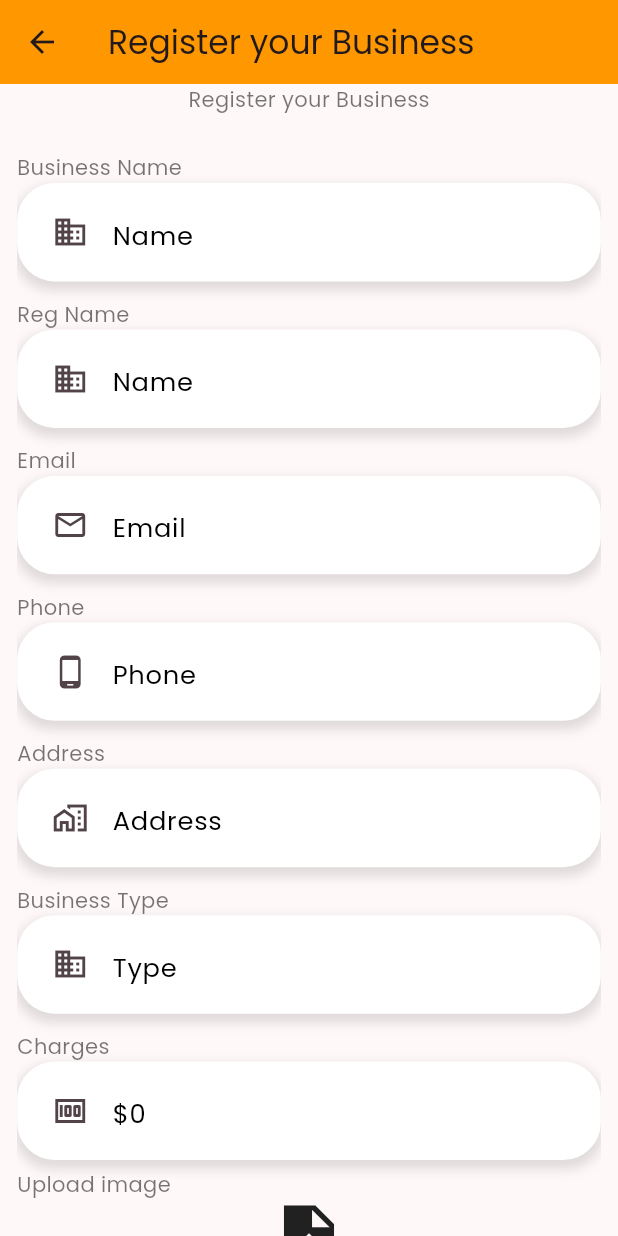
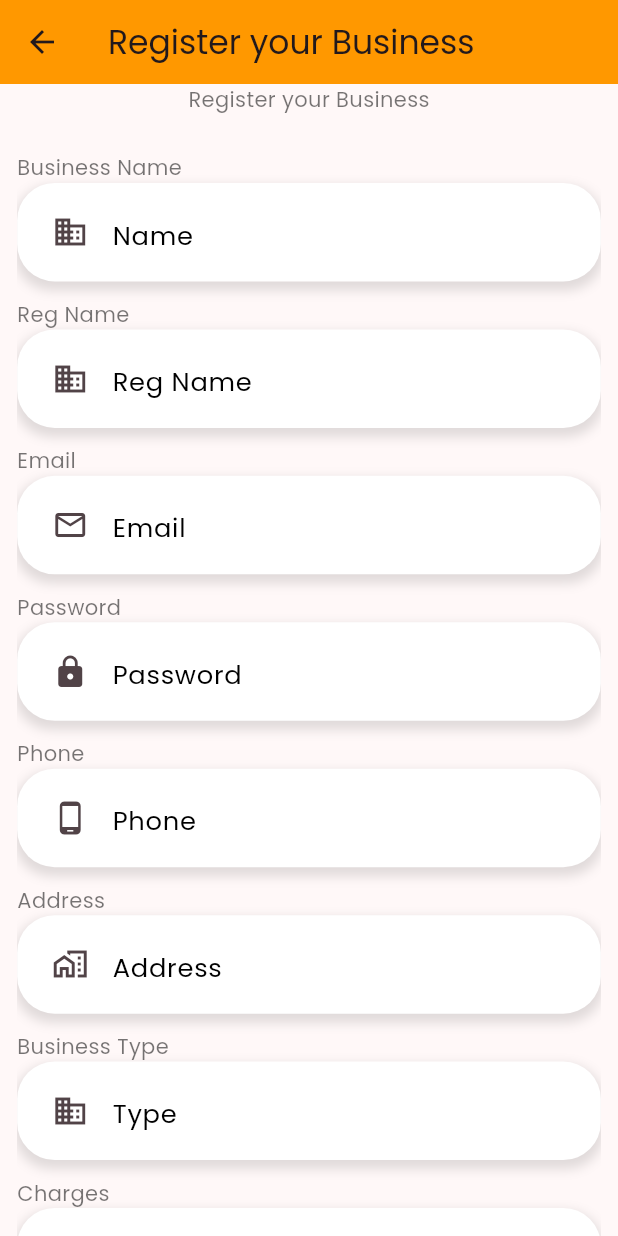
Before and after one commit to sadiqawan/POS_SYSTEM, a Flutter app: the RegistrationView screen opened directly, on a phone screen of 412 x 824 dp. Run offline on Flutter 3.47's test engine with Material 3 defaults, Android fonts, the phone set to English and light mode, and no system bars; our stand-ins replace flutter_screenutil, get, google_fonts, image_picker, sqflite; accounts and stored records are empty.

Commit message:
update
reg with db done

```diff
--- a/lib/model/user_model.dart
+++ b/lib/model/user_model.dart
@@ -1,24 +1,27 @@
+import 'dart:typed_data';
+
 class User {
   final int? id;
   final String username;
   final String email;
   final String password;
+  final String businessName;
+  final String phoneNumber;
+  final String address;
+  final String businessType;
+  final Uint8List? image; // Add image field
 
   User({
     this.id,
     required this.username,
     required this.email,
     required this.password,
+    required this.businessName,
+    required this.phoneNumber,
+    required this.address,
+    required this.businessType,
+    this.image,
   });
-
-  factory User.fromMap(Map<String, dynamic> map) {
-    return User(
-      id: map['id'] ,
-      username: map['username']?? '' , // Default to empty string if null
-      email: map['email'] ,
-      password: map['password'],
-    );
-  }
 
   Map<String, dynamic> toMap() {
     return {
@@ -26,6 +29,25 @@ class User {
       'username': username,
       'email': email,
       'password': password,
+      'businessName': businessName,
+      'phone': phoneNumber,
+      'address': address,
+      'businessType': businessType,
+      'image': image, // Add image to map
     };
   }
+
+  static User fromMap(Map<String, dynamic> map) {
+    return User(
+      id: map['id'],
+      username: map['username'],
+      email: map['email'],
+      password: map['password'],
+      businessName: map['businessName'],
+      phoneNumber: map['phone'],
+      address: map['address'],
+      businessType: map['businessType'],
+      image: map['image'], // Get image from map
+    );
+  }
 }
--- a/lib/view/app_views/home_views/home_view.dart
+++ b/lib/view/app_views/home_views/home_view.dart
@@ -7,6 +7,7 @@ class HomeView extends StatelessWidget {
   Widget build(BuildContext context) {
     return Scaffold(
       appBar: AppBar(title: Text('Home Screen'),),
+      body: Center(child: Text('soon!'),),
     );
   }
 }
--- a/lib/view/app_views/registration_view/registration_view.dart
+++ b/lib/view/app_views/registration_view/registration_view.dart
@@ -1,18 +1,49 @@
 import 'package:flutter/material.dart';
 import 'package:flutter_screenutil/flutter_screenutil.dart';
 import 'package:get/get.dart';
+import 'package:image_picker/image_picker.dart';
 import 'package:pos/componants/custom_circular_button.dart';
 import 'package:pos/componants/custtom_text_feild.dart';
 import 'package:pos/const/exe.dart';
 import 'package:pos/const/text_style.dart';
-import 'package:pos/view/app_views/home_views/home_view.dart';
+import 'package:pos/controller/auth_controller/auth_controller.dart';
 
-class RegistrationView extends StatelessWidget {
+class RegistrationView extends StatefulWidget {
   const RegistrationView({super.key});
 
   @override
+  State<RegistrationView> createState() => _RegistrationViewState();
+}
+
+class _RegistrationViewState extends State<RegistrationView> {
+  final usernameController = TextEditingController();
+  final userEmailController = TextEditingController();
+  final passwordController = TextEditingController();
+  final businessNameController = TextEditingController();
+  final regNameController = TextEditingController();
+  final phoneController = TextEditingController();
+  final addressController = TextEditingController();
+  final businessTypeController = TextEditingController();
+  final chargesTypeController = TextEditingController();
+
+  AuthController controller = Get.put(AuthController());
+
+  @override
+  void dispose() {
+    userEmailController.dispose();
+    usernameController.dispose();
+    passwordController.dispose();
+    businessNameController.dispose();
+    regNameController.dispose();
+    phoneController.dispose();
+    addressController.dispose();
+    businessTypeController.dispose();
+    chargesTypeController.dispose();
+    super.dispose();
+  }
+
+  @override
   Widget build(BuildContext context) {
-    TextEditingController controller = TextEditingController();
     return Scaffold(
       appBar: AppBar(
         title: const Text('Register your Business'),
@@ -24,27 +55,45 @@ class RegistrationView extends StatelessWidget {
             children: [
               const Text('Register your Business'),
               20.height,
-              _infoIput(controller, Icons.business, 'Name', 'Business Name'),
-              _infoIput(controller, Icons.business, 'Name', 'Reg Name'),
-              _infoIput(controller, Icons.email_outlined, 'Email', 'Email'),
-              _infoIput(controller, Icons.phone_android, 'Phone', 'Phone'),
-              _infoIput(controller, Icons.maps_home_work_outlined, 'Address',
-                  'Address'),
-              _infoIput(controller, Icons.business, 'Type', 'Business Type'),
-              _infoIput(controller, Icons.money, '\$0', 'Charges'),
+              _infoIput(businessNameController, Icons.business, 'Name',
+                  'Business Name',TextInputType.name),
+              _infoIput(
+                  usernameController, Icons.business, 'Reg Name', 'Reg Name',TextInputType.name),
+              _infoIput(
+                  userEmailController, Icons.email_outlined, 'Email', 'Email',TextInputType.emailAddress),
+              _infoIput(passwordController, Icons.lock, 'Password', 'Password',TextInputType.visiblePassword),
+              _infoIput(phoneController, Icons.phone_android, 'Phone', 'Phone',TextInputType.phone),
+              _infoIput(addressController, Icons.maps_home_work_outlined,
+                  'Address', 'Address',TextInputType.streetAddress),
+              _infoIput(businessTypeController, Icons.business, 'Type',
+                  'Business Type',TextInputType.text),
+              _infoIput(chargesTypeController, Icons.money, '\$0', 'Charges',TextInputType.number),
               const Align(
                   alignment: Alignment.centerLeft, child: Text('Upload image')),
               InkWell(
-                  onTap: () {},
+                  onTap: () {
+                    controller.pickImageFrom(ImageSource.gallery);
+                  },
                   child: const Icon(
                     Icons.upload_file_sharp,
                     size: 50,
                   )),
               10.height,
-              CustomCircularButton(icon: Icons.arrow_upward, onTap: () {
+              CustomCircularButton(
+                  icon: Icons.arrow_upward,
+                  onTap: () {
+                    controller.register(
+                        usernameController.text.trim(),
+                        userEmailController.text.trim(),
+                        passwordController.text.trim(),
+                        businessNameController.text.trim(),
+                        phoneController.text.trim(),
+                        addressController.text.trim(),
+                        businessTypeController.text.trim(),
+                        context);
 
-                Get.offAll(const HomeView());
-              }),
+                    // Get.offAll(const HomeView());
+                  }),
               Text(
                 'Submit data',
                 style: kHeading2,
@@ -59,13 +108,13 @@ class RegistrationView extends StatelessWidget {
 }
 
 Widget _infoIput(TextEditingController controller, IconData icon, String hint,
-    String title) {
+    String title, TextInputType keyBordType) {
   return Padding(
     padding: EdgeInsets.symmetric(vertical: 5.h),
     child: Column(
       children: [
         Align(alignment: Alignment.centerLeft, child: Text(title)),
-        CustomTextFeild(hint: hint, controller: controller, icon: icon)
+        CustomTextFeild(hint: hint, controller: controller, icon: icon,keyBordType: keyBordType,)
       ],
     ),
   );
--- a/lib/view/splash_view/splash_view.dart
+++ b/lib/view/splash_view/splash_view.dart
@@ -3,7 +3,6 @@ import 'package:flutter/material.dart';
 import 'package:flutter/foundation.dart' show kIsWeb;
 import 'package:get/get.dart';
 import 'package:pos/const/cont_colors.dart';
-
 import 'package:pos/view/app_views/welcome_view.dart';
 import 'package:pos/view/windows_views/auth_views/wlogin_view.dart';
 
--- a/lib/view/windows_views/auth_views/wsignup_view.dart
+++ b/lib/view/windows_views/auth_views/wsignup_view.dart
@@ -59,7 +59,7 @@ class WSignupView extends StatelessWidget {
               CustomCircularButton(
                   icon: Icons.arrow_forward_ios,
                   onTap: () {
-                    controller.register(usernameController.text.trim(),userEmailController.text.trim() , passwordController.text.trim(),context);
+                    // controller.register(usernameController.text.trim(),userEmailController.text.trim() , passwordController.text.trim(),context);
 
 
                   },
--- a/pubspec.yaml
+++ b/pubspec.yaml
@@ -39,7 +39,8 @@ dependencies:
   get: ^4.6.6
   flutter_screenutil: ^5.9.3
   sqflite: ^2.3.3+1
-  path_provider: ^2.1.4
+  path_provider:
+  image_picker:
 
 
 dev_dependencies:
```
Also changed, not shown: lib/controller/auth_controller/auth_controller.dart (+55 -10 lines), lib/services/db_service/db_helper.dart (+24 -1 lines), lib/view/app_views/auth_views/login_view.dart (+21 -13 lines), lib/view/app_views/auth_views/signup_view.dart (+16 -12 lines), pubspec.lock, 2 other files.
